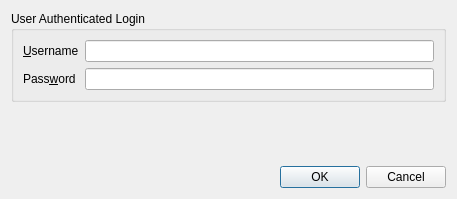
Old version of the form src/pythonGui/karabogui/dialogs/ui/escalation_dialog.ui in the repository European-XFEL/Karabo.
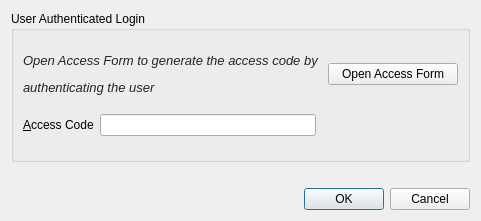
New version of the form.

Commit message: feat(GUI): Escalation dialog - login through browser.

Patch:
```diff
--- a/src/pythonGui/karabogui/dialogs/ui/escalation_dialog.ui
+++ b/src/pythonGui/karabogui/dialogs/ui/escalation_dialog.ui
@@ -6,16 +6,22 @@
    <rect>
     <x>0</x>
     <y>0</y>
-    <width>457</width>
-    <height>199</height>
+    <width>481</width>
+    <height>221</height>
    </rect>
   </property>
   <property name="windowTitle">
    <string>Escalation Dialog</string>
   </property>
-  <layout class="QVBoxLayout" name="verticalLayout">
+  <layout class="QVBoxLayout" name="verticalLayout" stretch="1,0,0">
    <item>
     <widget class="QGroupBox" name="group_auth">
+     <property name="sizePolicy">
+      <sizepolicy hsizetype="Preferred" vsizetype="Ignored">
+       <horstretch>0</horstretch>
+       <verstretch>0</verstretch>
+      </sizepolicy>
+     </property>
      <property name="minimumSize">
       <size>
        <width>0</width>
@@ -31,34 +37,71 @@
      <property name="title">
       <string>User Authenticated Login</string>
      </property>
-     <layout class="QGridLayout" name="gridLayout">
-      <item row="0" column="0">
-       <widget class="QLabel" name="label_auth_username">
-        <property name="text">
-         <string>&amp;Username</string>
-        </property>
-        <property name="buddy">
-         <cstring>edit_username</cstring>
-        </property>
-       </widget>
-      </item>
-      <item row="0" column="1">
-       <widget class="QLineEdit" name="edit_username"/>
-      </item>
-      <item row="1" column="0">
-       <widget class="QLabel" name="label_password">
-        <property name="text">
-         <string>Pass&amp;word</string>
-        </property>
-        <property name="buddy">
-         <cstring>edit_password</cstring>
-        </property>
-       </widget>
-      </item>
+     <layout class="QGridLayout" name="gridLayout_4">
       <item row="1" column="1">
-       <widget class="QLineEdit" name="edit_password">
-        <property name="echoMode">
-         <enum>QLineEdit::Password</enum>
+       <widget class="QLineEdit" name="edit_access_code"/>
+      </item>
+      <item row="1" column="4">
+       <spacer name="horizontalSpacer_2">
+        <property name="orientation">
+         <enum>Qt::Horizontal</enum>
+        </property>
+        <property name="sizeHint" stdset="0">
+         <size>
+          <width>104</width>
+          <height>20</height>
+         </size>
+        </property>
+       </spacer>
+      </item>
+      <item row="0" column="3" colspan="2">
+       <widget class="QPushButton" name="authenticate_button">
+        <property name="toolTip">
+         <string> Open browser to generate the access code by authenticating the user</string>
+        </property>
+        <property name="text">
+         <string>Open Access Form</string>
+        </property>
+        <property name="autoDefault">
+         <bool>false</bool>
+        </property>
+       </widget>
+      </item>
+      <item row="1" column="0">
+       <widget class="QLabel" name="label_access_code">
+        <property name="text">
+         <string>&amp;Access Code</string>
+        </property>
+        <property name="buddy">
+         <cstring>edit_access_code</cstring>
+        </property>
+       </widget>
+      </item>
+      <item row="0" column="0" colspan="3">
+       <widget class="QLabel" name="info_label">
+        <property name="enabled">
+         <bool>true</bool>
+        </property>
+        <property name="sizePolicy">
+         <sizepolicy hsizetype="Preferred" vsizetype="Fixed">
+          <horstretch>0</horstretch>
+          <verstretch>0</verstretch>
+         </sizepolicy>
+        </property>
+        <property name="minimumSize">
+         <size>
+          <width>0</width>
+          <height>20</height>
+         </size>
+        </property>
+        <property name="styleSheet">
+         <string notr="true"/>
+        </property>
+        <property name="text">
+         <string>&lt;html&gt;&lt;head/&gt;&lt;body&gt;&lt;p&gt;&lt;span style=&quot; font-size:10pt; font-style:italic; color:#242424;&quot;&gt;Open Access Form to generate the access code by &lt;/span&gt;&lt;/p&gt;&lt;p&gt;&lt;span style=&quot; font-size:10pt; font-style:italic; color:#242424;&quot;&gt;authenticating the user&lt;/span&gt;&lt;/p&gt;&lt;/body&gt;&lt;/html&gt;</string>
+        </property>
+        <property name="textFormat">
+         <enum>Qt::AutoText</enum>
         </property>
        </widget>
       </item>
```
The commit also changes 7 other files.
